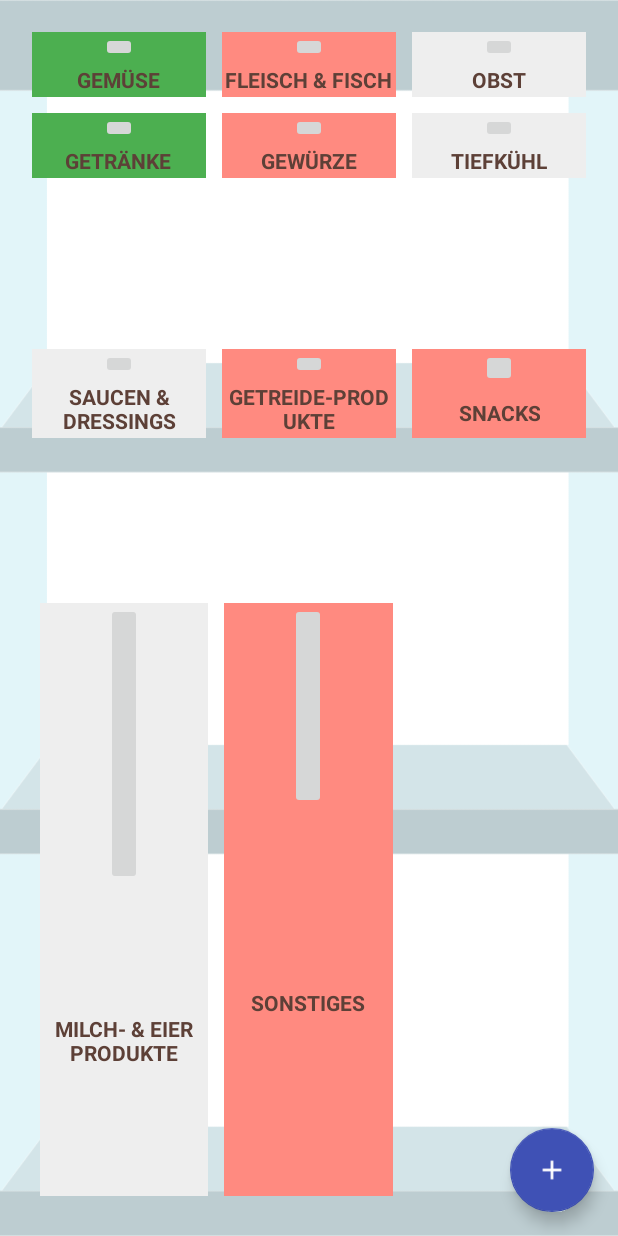
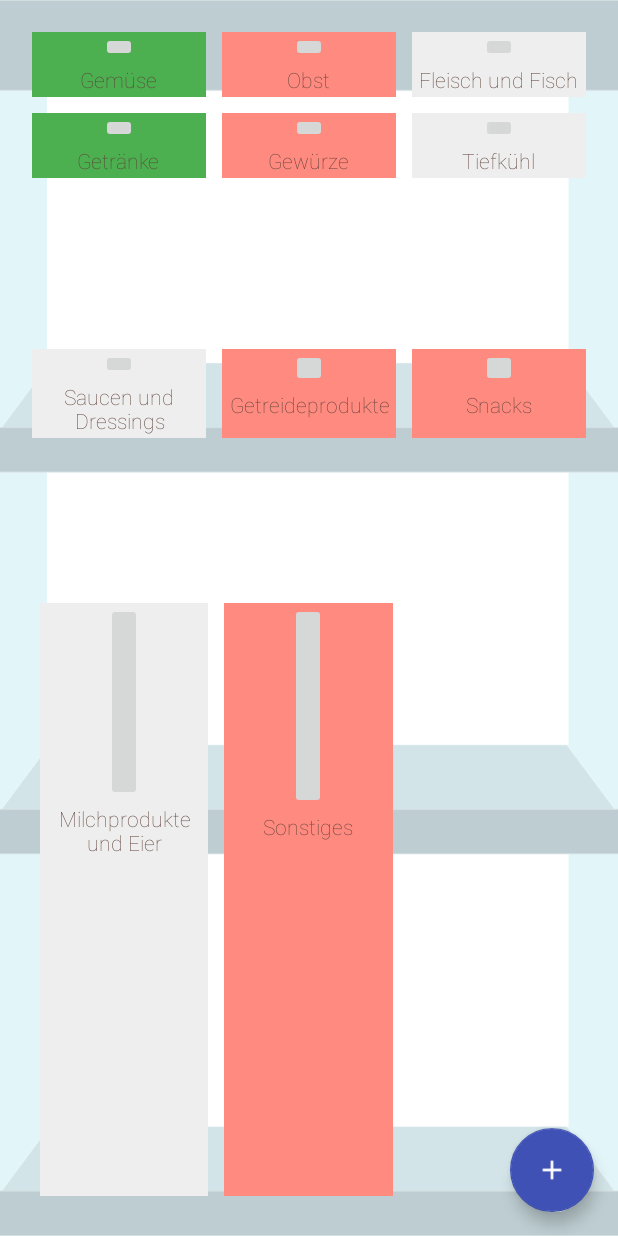
Before and after one commit to BlauerRiese/MyVirtualFridge_2.0, an Android app: the screen it shows after launch (StartActivity), on a phone screen of 412 x 824 dp. Run offline under Robolectric (Android 15) with nearby library versions, the phone set to English and light mode, and no system bars.

Commit message:
Fonts hinzugefügt

```diff
--- a/app/src/main/java/bjoernbinzer/myvirtualfridge/CategoryTextView.java
+++ b/app/src/main/java/bjoernbinzer/myvirtualfridge/CategoryTextView.java
@@ -27,7 +27,8 @@ public class CategoryTextView extends TextView {
     }
 
    private void init() {
-       Typeface robotoRegular = Typeface.createFromAsset(getContext().getAssets(), "fonts/Roboto-Regular.ttf");
+       Typeface robotoThin = Typeface.createFromAsset(getContext().getAssets(), "fonts/Roboto-Thin.ttf");
+       setTypeface(robotoThin);
    }
 
 }
--- a/app/src/main/res/layout/content_start.xml
+++ b/app/src/main/res/layout/content_start.xml
@@ -39,19 +39,19 @@
                         android:contextClickable="false"
                         android:layout_weight="1"/>
 
-                    <TextView
+                    <bjoernbinzer.myvirtualfridge.CategoryTextView
                         android:layout_width="wrap_content"
                         android:layout_height="wrap_content"
                         android:textAppearance="?android:attr/textAppearanceSmall"
-                        android:text="GEMÜSE"
-                        android:id="@+id/textView5"
+                        android:text="Gemüse"
+                        android:id="@+id/textView1"
                         android:layout_gravity="bottom|center"
                         android:textStyle="bold"
                         android:singleLine="false"
-                        android:textIsSelectable="true"
+                        android:textIsSelectable="false"
                         android:layout_weight="2"
                         android:textColor="#5d4037"
-                        android:gravity="center|center_horizontal"
+                        android:gravity="center_horizontal"
                         android:layout_margin="2dp" />
                 </LinearLayout>
 
@@ -73,19 +73,19 @@
                         android:layout_gravity="top|center"
                         android:layout_weight="1" />
 
-                    <TextView
+                    <bjoernbinzer.myvirtualfridge.CategoryTextView
                         android:layout_width="wrap_content"
                         android:layout_height="wrap_content"
                         android:textAppearance="?android:attr/textAppearanceSmall"
-                        android:text="FLEISCH &amp; FISCH"
+                        android:text="Obst"
                         android:id="@+id/textView2"
                         android:layout_gravity="bottom|center"
                         android:textStyle="bold"
                         android:singleLine="false"
-                        android:textIsSelectable="true"
+                        android:textIsSelectable="false"
                         android:layout_weight="2"
                         android:textColor="#5d4037"
-                        android:gravity="center|center_horizontal"
+                        android:gravity="center_horizontal"
                         android:layout_margin="2dp" />
                 </LinearLayout>
 
@@ -107,19 +107,19 @@
                         android:layout_gravity="top|center"
                         android:layout_weight="1" />
 
-                    <TextView
+                    <bjoernbinzer.myvirtualfridge.CategoryTextView
                         android:layout_width="wrap_content"
                         android:layout_height="wrap_content"
                         android:textAppearance="?android:attr/textAppearanceSmall"
-                        android:text="OBST"
-                        android:id="@+id/textView4"
+                        android:text="Fleisch und Fisch"
+                        android:id="@+id/textView3"
                         android:layout_gravity="bottom|center"
                         android:textStyle="bold"
                         android:singleLine="false"
-                        android:textIsSelectable="true"
+                        android:textIsSelectable="false"
                         android:layout_weight="2"
                         android:textColor="#5d4037"
-                        android:gravity="center|center_horizontal"
+                        android:gravity="center_horizontal"
                         android:layout_margin="2dp" />
 
                 </LinearLayout>
@@ -152,19 +152,19 @@
                         android:contextClickable="false"
                         android:layout_weight="1" />
 
-                    <TextView
+                    <bjoernbinzer.myvirtualfridge.CategoryTextView
                         android:layout_width="wrap_content"
                         android:layout_height="wrap_content"
                         android:textAppearance="?android:attr/textAppearanceSmall"
-                        android:text="GETRÄNKE"
-                        android:id="@+id/textView3"
+                        android:text="Getränke"
+                        android:id="@+id/textView4"
                         android:layout_gravity="bottom|center"
                         android:textStyle="bold"
                         android:singleLine="false"
-                        android:textIsSelectable="true"
+                        android:textIsSelectable="false"
                         android:layout_weight="2"
                         android:textColor="#5d4037"
-                        android:gravity="center|center_horizontal"
+                        android:gravity="center_horizontal"
                         android:layout_margin="2dp" />
                 </LinearLayout>
 
@@ -186,19 +186,19 @@
                         android:layout_gravity="top|center"
                         android:layout_weight="1" />
 
-                    <TextView
+                    <bjoernbinzer.myvirtualfridge.CategoryTextView
                         android:layout_width="wrap_content"
                         android:layout_height="wrap_content"
                         android:textAppearance="?android:attr/textAppearanceSmall"
-                        android:text="GEWÜRZE"
-                        android:id="@+id/textView6"
+                        android:text="Gewürze"
+                        android:id="@+id/textView5"
                         android:layout_gravity="bottom|center"
                         android:textStyle="bold"
                         android:singleLine="false"
-                        android:textIsSelectable="true"
+                        android:textIsSelectable="false"
                         android:layout_weight="2"
                         android:textColor="#5d4037"
-                        android:gravity="center|center_horizontal"
+                        android:gravity="center_horizontal"
                         android:layout_margin="2dp" />
                 </LinearLayout>
 
@@ -220,19 +220,19 @@
                         android:layout_gravity="top|center"
                         android:layout_weight="1" />
 
-                    <TextView
+                    <bjoernbinzer.myvirtualfridge.CategoryTextView
                         android:layout_width="wrap_content"
                         android:layout_height="wrap_content"
                         android:textAppearance="?android:attr/textAppearanceSmall"
-                        android:text="TIEFKÜHL"
-                        android:id="@+id/textView7"
+                        android:text="Tiefkühl"
+                        android:id="@+id/textView6"
                         android:layout_gravity="bottom|center"
                         android:textStyle="bold"
                         android:singleLine="false"
-                        android:textIsSelectable="true"
+                        android:textIsSelectable="false"
                         android:layout_weight="2"
                         android:textColor="#5d4037"
-                        android:gravity="center|center_horizontal"
+                        android:gravity="center_horizontal"
                         android:layout_margin="2dp" />
                 </LinearLayout>
 
@@ -274,18 +274,19 @@
                         android:contextClickable="false"
                         android:layout_weight="1" />
 
-                    <TextView
+                    <bjoernbinzer.myvirtualfridge.CategoryTextView
                         android:layout_width="wrap_content"
                         android:layout_height="wrap_content"
                         android:textAppearance="?android:attr/textAppearanceSmall"
-                        android:text="SAUCEN &amp; DRESSINGS"
-                        android:id="@+id/MilchUndEierTextView"
+                        android:text="Saucen und Dressings"
+                        android:id="@+id/textView7"
                         android:layout_gravity="bottom|center"
                         android:textStyle="bold"
                         android:singleLine="false"
-                        android:layout_weight="1"
+                        android:textIsSelectable="false"
+                        android:layout_weight="2"
                         android:textColor="#5d4037"
-                        android:gravity="center|center_horizontal"
+                        android:gravity="center_horizontal"
                         android:layout_margin="2dp" />
                 </LinearLayout>
 
@@ -307,19 +308,19 @@
                         android:layout_gravity="top|center"
                         android:layout_weight="1" />
 
-                    <TextView
+                    <bjoernbinzer.myvirtualfridge.CategoryTextView
                         android:layout_width="wrap_content"
                         android:layout_height="wrap_content"
                         android:textAppearance="?android:attr/textAppearanceSmall"
-                        android:text="GETREIDE-PRODUKTE"
-                        android:id="@+id/getreideTextView"
+                        android:text="Getreideprodukte"
+                        android:id="@+id/textView8"
                         android:layout_gravity="bottom|center"
                         android:textStyle="bold"
                         android:singleLine="false"
-                        android:textIsSelectable="true"
+                        android:textIsSelectable="false"
                         android:layout_weight="2"
                         android:textColor="#5d4037"
-                        android:gravity="center|center_horizontal"
+                        android:gravity="center_horizontal"
                         android:layout_margin="2dp" />
                 </LinearLayout>
 
@@ -341,19 +342,19 @@
                         android:layout_gravity="top|center"
                         android:layout_weight="1" />
 
-                    <TextView
+                    <bjoernbinzer.myvirtualfridge.CategoryTextView
                         android:layout_width="wrap_content"
                         android:layout_height="wrap_content"
                         android:textAppearance="?android:attr/textAppearanceSmall"
-                        android:text="SNACKS"
-                        android:id="@+id/textView10"
+                        android:text="Snacks"
+                        android:id="@+id/textView9"
                         android:layout_gravity="bottom|center"
                         android:textStyle="bold"
                         android:singleLine="false"
-                        android:textIsSelectable="true"
+                        android:textIsSelectable="false"
                         android:layout_weight="2"
                         android:textColor="#5d4037"
-                        android:gravity="center"
+                        android:gravity="center_horizontal"
                         android:layout_margin="2dp" />
                 </LinearLayout>
             </LinearLayout>
@@ -402,18 +403,19 @@
                         android:contextClickable="false"
                         android:layout_weight="1" />
 
-                    <TextView
+                    <bjoernbinzer.myvirtualfridge.CategoryTextView
                         android:layout_width="wrap_content"
                         android:layout_height="wrap_content"
                         android:textAppearance="?android:attr/textAppearanceSmall"
-                        android:text="MILCH- &amp; EIER PRODUKTE"
-                        android:id="@+id/textView11"
+                        android:text="Milchprodukte und Eier"
+                        android:id="@+id/textView10"
                         android:layout_gravity="bottom|center"
                         android:textStyle="bold"
                         android:singleLine="false"
-                        android:layout_weight="1"
+                        android:textIsSelectable="false"
+                        android:layout_weight="2"
                         android:textColor="#5d4037"
-                        android:gravity="center|center_horizontal"
+                        android:gravity="center_horizontal"
                         android:layout_margin="2dp" />
                 </LinearLayout>
 
@@ -435,19 +437,19 @@
                         android:layout_gravity="top|center"
                         android:layout_weight="1" />
 
-                    <TextView
+                    <bjoernbinzer.myvirtualfridge.CategoryTextView
                         android:layout_width="wrap_content"
                         android:layout_height="wrap_content"
                         android:textAppearance="?android:attr/textAppearanceSmall"
-                        android:text="SONSTIGES"
-                        android:id="@+id/textView12"
+                        android:text="Sonstiges"
+                        android:id="@+id/textView11"
                         android:layout_gravity="bottom|center"
                         android:textStyle="bold"
                         android:singleLine="false"
-                        android:textIsSelectable="true"
+                        android:textIsSelectable="false"
                         android:layout_weight="2"
                         android:textColor="#5d4037"
-                        android:gravity="center|center_horizontal"
+                        android:gravity="center_horizontal"
                         android:layout_margin="2dp" />
                 </LinearLayout>
 
@@ -463,27 +465,7 @@
                     android:visibility="invisible"
                     android:background="#ff8a80">
 
-                    <ImageButton
-                        android:layout_width="wrap_content"
-                        android:layout_height="wrap_content"
-                        android:id="@+id/imageButton8"
-                        android:layout_gravity="top|center"
-                        android:layout_weight="1" />
 
-                    <TextView
-                        android:layout_width="wrap_content"
-                        android:layout_height="wrap_content"
-                        android:textAppearance="?android:attr/textAppearanceSmall"
-                        android:text="GETREIDE-PRODUKTE"
-                        android:id="@+id/textView9"
-                        android:layout_gravity="bottom|center"
-                        android:textStyle="bold"
-                        android:singleLine="false"
-                        android:textIsSelectable="true"
-                        android:layout_weight="2"
-                        android:textColor="#5d4037"
-                        android:gravity="center_horizontal"
-                        android:layout_margin="2dp" />
                 </LinearLayout>
             </LinearLayout>
 </LinearLayout>
```
